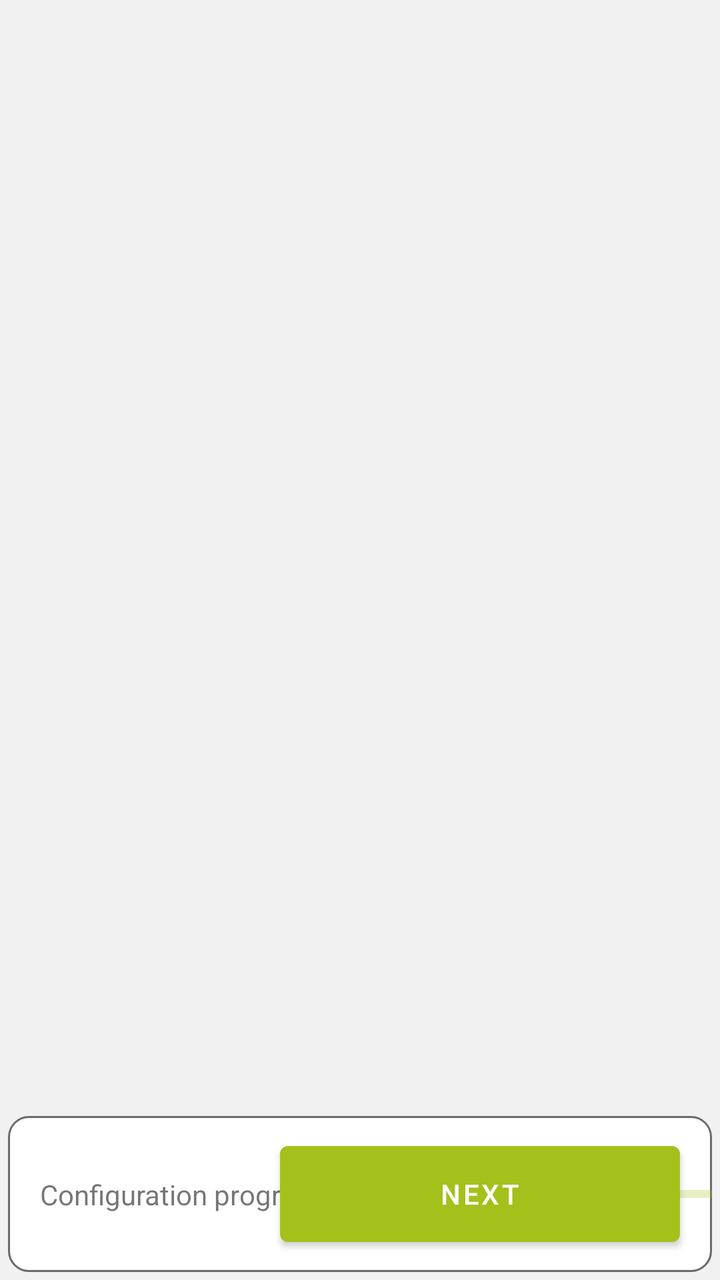
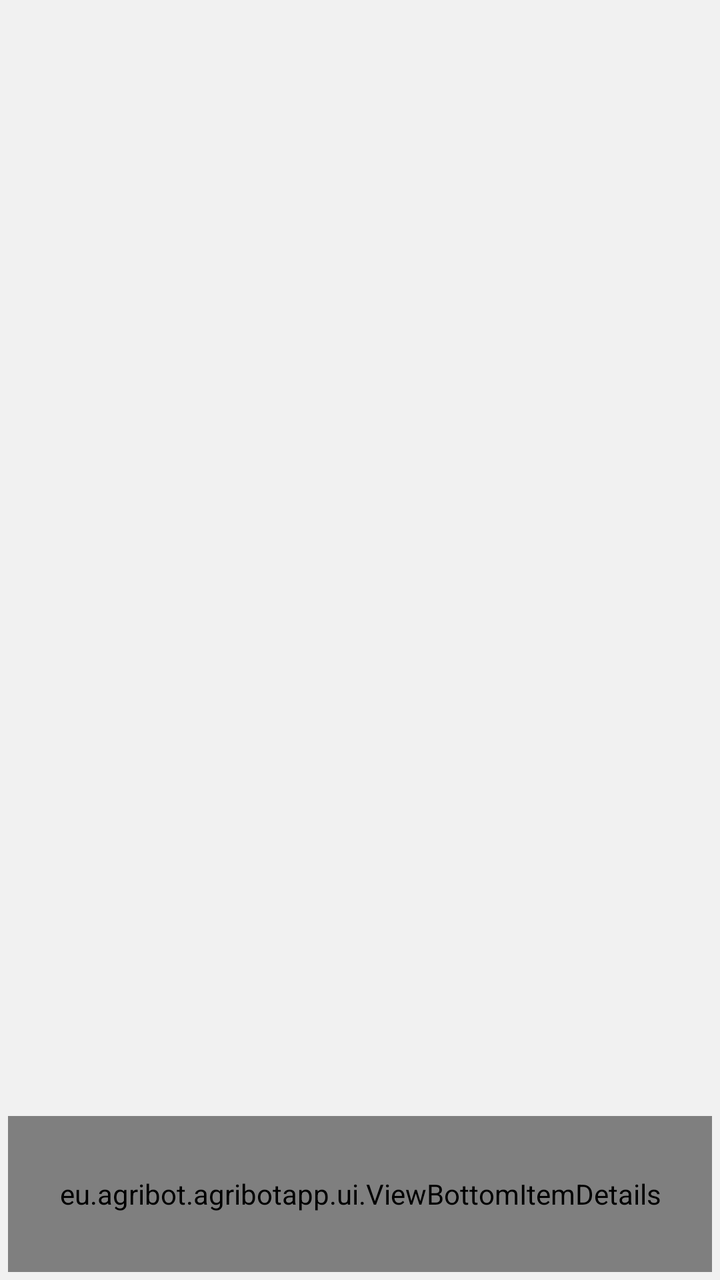

Before-and-after screenshots of an Android layout around one commit, followed by the original layout XML and the change that was made.
<!-- AndroidManifest.xml: application theme AppTheme -->
<!-- res/layout/fragment_creator_weather.xml -->
<?xml version="1.0" encoding="utf-8"?>
<layout xmlns:android="http://schemas.android.com/apk/res/android"
    xmlns:app="http://schemas.android.com/apk/res-auto">

    <data>

        <variable
            name="viewModel"
            type="eu.agribot.agribotapp.ui.fragment.taskcreator.weatherselect.CreatorWeatherSelectViewModel" />
    </data>

    <LinearLayout
        android:layout_width="match_parent"
        android:layout_height="match_parent"
        android:background="@color/background_gray"
        android:orientation="vertical">

        <LinearLayout
            android:layout_width="match_parent"
            android:layout_height="0dp"
            android:layout_margin="@dimen/margin_small"
            android:layout_weight="7"
            android:background="@color/background_gray">

            <androidx.recyclerview.widget.RecyclerView
                android:id="@+id/weather_settings_recycler"
                android:layout_width="match_parent"
                android:layout_height="wrap_content"
                android:layout_gravity="center"
                android:isScrollContainer="false"
                android:nestedScrollingEnabled="false"
                android:overScrollMode="never" />

        </LinearLayout>

        <androidx.constraintlayout.widget.ConstraintLayout
            android:layout_width="match_parent"
            android:layout_height="0dp"
            android:layout_margin="@dimen/margin_small"
            android:layout_weight="1"
            android:background="@drawable/rounded_corner_layout"
            android:gravity="end"
            android:orientation="horizontal">

            <TextView
                android:id="@+id/textView7"
                android:layout_width="0dp"
                android:layout_height="wrap_content"
                android:layout_marginStart="@dimen/margin_large"
                android:layout_marginLeft="@dimen/margin_large"
                android:layout_marginEnd="@dimen/margin_large"
                android:layout_marginRight="@dimen/margin_large"
                android:text="@string/configuration_progress"
                app:layout_constraintBottom_toBottomOf="parent"
                app:layout_constraintStart_toStartOf="parent"
                app:layout_constraintTop_toTopOf="parent" />

            <ProgressBar
                android:id="@+id/progressBar"
                style="@style/Widget.AppCompat.ProgressBar.Horizontal"
                android:layout_width="200dp"
                android:layout_height="wrap_content"
                android:layout_marginStart="@dimen/margin_large"
                android:padding="@dimen/margin_large"
                android:progress="60"
                android:progressBackgroundTint="@color/base_green"
                android:progressTint="@color/base_green"
                app:layout_constraintBottom_toBottomOf="parent"
                app:layout_constraintStart_toEndOf="@+id/textView7"
                app:layout_constraintTop_toTopOf="parent" />

            <View
                android:id="@+id/view3"
                android:layout_width="match_parent"
                android:layout_height="match_parent"
                app:layout_constraintBottom_toBottomOf="parent"
                app:layout_constraintTop_toTopOf="parent" />

            <com.google.android.material.button.MaterialButton
                android:id="@+id/right_button"
                android:layout_width="200dp"
                android:layout_height="60dp"
                android:layout_marginEnd="@dimen/margin_large"
                android:onClick="@{()-> viewModel.onNextButtonClicked()}"
                android:text="@string/next_button"
                app:layout_constraintBottom_toBottomOf="parent"
                app:layout_constraintEnd_toEndOf="parent"
                app:layout_constraintTop_toTopOf="parent" />

        </androidx.constraintlayout.widget.ConstraintLayout>

    </LinearLayout>


</layout>
<!-- resources referenced by this layout -->
<resources>
  <color name="background_gray">#f1f1f1</color>
  <color name="base_green">#a4c01b</color>
  <dimen name="margin_large">16dp</dimen>
  <dimen name="margin_small">4dp</dimen>
  <!-- drawable rounded_corner_layout (drawable) -->
  <?xml version="1.0" encoding="utf-8"?>
  <shape xmlns:android="http://schemas.android.com/apk/res/android">
  
      <solid android:color="@android:color/white"/>
      <corners android:radius="10dp"/>
      <stroke
          android:width="1dp"
          android:color="@color/gray" />
  
  </shape>
  <string name="configuration_progress">Configuration progress</string>
  <string name="next_button">Next</string>
  <style name="AppTheme" parent="Theme.MaterialComponents.Light.DarkActionBar">
          
          <item name="colorPrimary">@color/colorPrimary</item>
          <item name="colorPrimaryDark">@color/colorPrimaryDark</item>
          <item name="colorAccent">@color/colorAccent</item>
      </style>
  <color name="gray">#6A6A6A</color>
  <color name="colorPrimary">@color/base_green</color>
  <color name="colorPrimaryDark">@color/base_green_darker</color>
  <color name="colorAccent">@color/gray</color>
  <color name="base_green_darker">#839915</color>
</resources>

<!-- the commit's change to res/layout/fragment_creator_weather.xml (unified diff, before → after) -->
@@ -42,50 +42,11 @@
             android:gravity="end"
             android:orientation="horizontal">
 
-            <TextView
-                android:id="@+id/textView7"
-                android:layout_width="0dp"
-                android:layout_height="wrap_content"
-                android:layout_marginStart="@dimen/margin_large"
-                android:layout_marginLeft="@dimen/margin_large"
-                android:layout_marginEnd="@dimen/margin_large"
-                android:layout_marginRight="@dimen/margin_large"
-                android:text="@string/configuration_progress"
-                app:layout_constraintBottom_toBottomOf="parent"
-                app:layout_constraintStart_toStartOf="parent"
-                app:layout_constraintTop_toTopOf="parent" />
-
-            <ProgressBar
-                android:id="@+id/progressBar"
-                style="@style/Widget.AppCompat.ProgressBar.Horizontal"
-                android:layout_width="200dp"
-                android:layout_height="wrap_content"
-                android:layout_marginStart="@dimen/margin_large"
-                android:padding="@dimen/margin_large"
-                android:progress="60"
-                android:progressBackgroundTint="@color/base_green"
-                android:progressTint="@color/base_green"
-                app:layout_constraintBottom_toBottomOf="parent"
-                app:layout_constraintStart_toEndOf="@+id/textView7"
-                app:layout_constraintTop_toTopOf="parent" />
-
-            <View
-                android:id="@+id/view3"
+            <eu.agribot.agribotapp.ui.ViewBottomItemDetails
                 android:layout_width="match_parent"
                 android:layout_height="match_parent"
-                app:layout_constraintBottom_toBottomOf="parent"
-                app:layout_constraintTop_toTopOf="parent" />
-
-            <com.google.android.material.button.MaterialButton
-                android:id="@+id/right_button"
-                android:layout_width="200dp"
-                android:layout_height="60dp"
-                android:layout_marginEnd="@dimen/margin_large"
-                android:onClick="@{()-> viewModel.onNextButtonClicked()}"
-                android:text="@string/next_button"
-                app:layout_constraintBottom_toBottomOf="parent"
-                app:layout_constraintEnd_toEndOf="parent"
-                app:layout_constraintTop_toTopOf="parent" />
+                app:progressValue="60"
+                app:fourthButtonText="@string/next_button"/>
 
         </androidx.constraintlayout.widget.ConstraintLayout>
 
<!-- resource entries referenced after the edit -->
@@ -2,7 +2,6 @@
 <resources>
   <color name="background_gray">#f1f1f1</color>
   <color name="base_green">#a4c01b</color>
-  <dimen name="margin_large">16dp</dimen>
   <dimen name="margin_small">4dp</dimen>
   <!-- drawable rounded_corner_layout (drawable) -->
   <?xml version="1.0" encoding="utf-8"?>
@@ -15,7 +14,6 @@
           android:color="@color/gray" />
   
   </shape>
-  <string name="configuration_progress">Configuration progress</string>
   <string name="next_button">Next</string>
   <style name="AppTheme" parent="Theme.MaterialComponents.Light.DarkActionBar">
           
